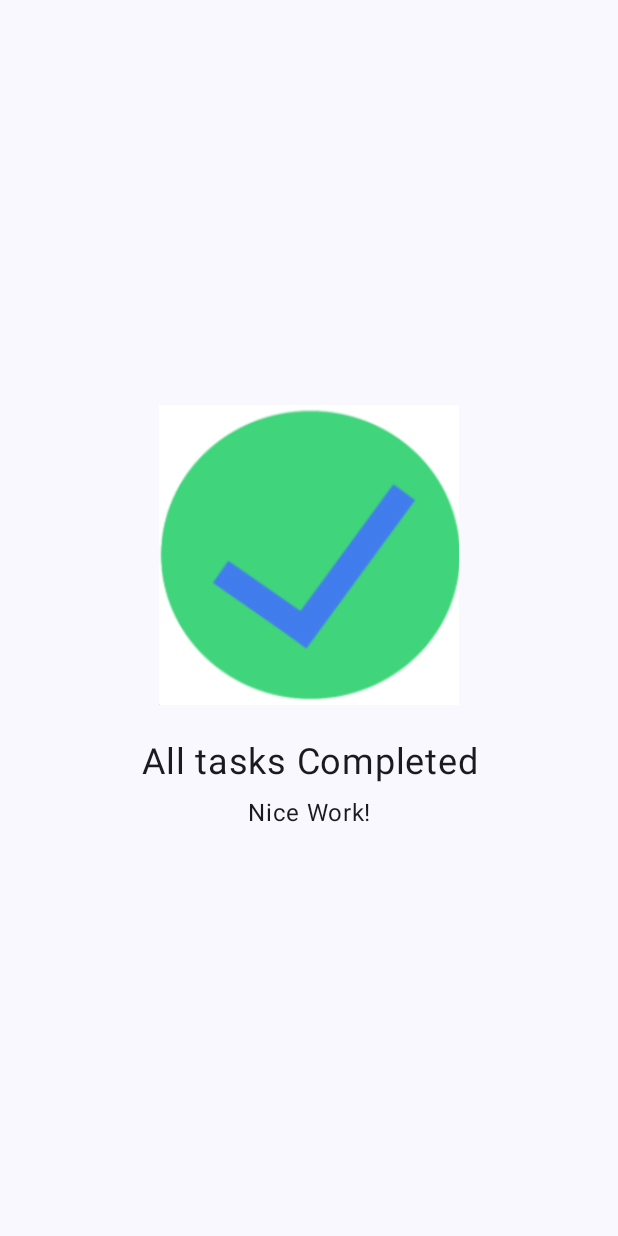
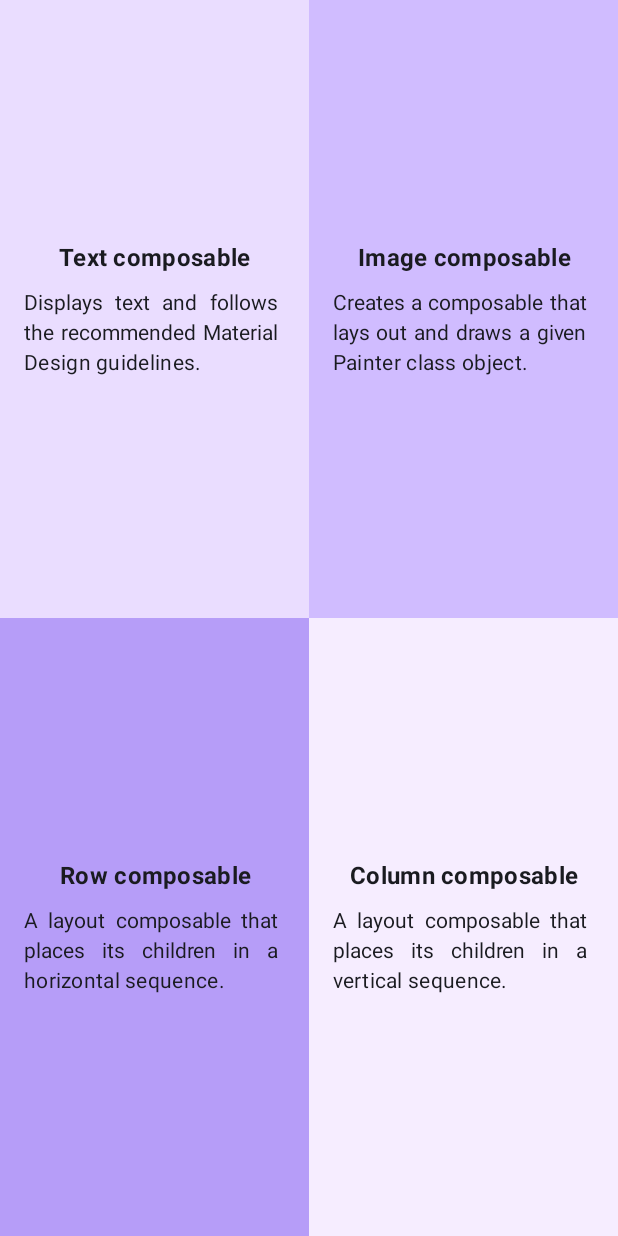
Before and after one commit to EndyCampos/jetpackcompose, an Android app built with Jetpack Compose: the screen it shows after launch (MainActivity), on a phone screen of 412 x 824 dp. Run offline under Robolectric (Android 15) with nearby library versions, the phone set to English and light mode, and no system bars.

Commit message:
feat: implementación de GridCell con distribución usando Modifier.weight y colores personalizados

```diff
--- a/app/src/main/java/com/ecampos/curso_compose/MainActivity.kt
+++ b/app/src/main/java/com/ecampos/curso_compose/MainActivity.kt
@@ -4,27 +4,27 @@ import android.os.Bundle
 import androidx.activity.ComponentActivity
 import androidx.activity.compose.setContent
 import androidx.activity.enableEdgeToEdge
-import androidx.compose.foundation.Image
+import androidx.compose.foundation.background
 import androidx.compose.foundation.layout.Arrangement
 import androidx.compose.foundation.layout.Column
+import androidx.compose.foundation.layout.Row
 import androidx.compose.foundation.layout.Spacer
+import androidx.compose.foundation.layout.fillMaxHeight
 import androidx.compose.foundation.layout.fillMaxSize
 import androidx.compose.foundation.layout.height
 import androidx.compose.foundation.layout.padding
-import androidx.compose.foundation.layout.size
 import androidx.compose.material3.MaterialTheme
 import androidx.compose.material3.Surface
 import androidx.compose.material3.Text
 import androidx.compose.runtime.Composable
 import androidx.compose.ui.Alignment
 import androidx.compose.ui.Modifier
-import androidx.compose.ui.layout.ContentScale
-import androidx.compose.ui.res.painterResource
-import androidx.compose.ui.res.stringResource
+import androidx.compose.ui.graphics.Color
+import androidx.compose.ui.res.colorResource
+import androidx.compose.ui.text.font.FontWeight
 import androidx.compose.ui.text.style.TextAlign
 import androidx.compose.ui.tooling.preview.Preview
 import androidx.compose.ui.unit.dp
-import androidx.compose.ui.unit.sp
 import com.ecampos.curso_compose.ui.theme.HappyBirthdayTheme
 
 class MainActivity : ComponentActivity() {
@@ -33,14 +33,11 @@ class MainActivity : ComponentActivity() {
         enableEdgeToEdge()
         setContent {
             HappyBirthdayTheme {
-                Surface (
+                Surface(
                     modifier = Modifier.fillMaxSize(),
-                    color = MaterialTheme.colorScheme.background) {
-                    GreetingImage(
-                        message1 = stringResource(R.string.all_tasks_completed),
-                        message2 = stringResource(R.string.nice_work)
-                    )
-
+                    color = MaterialTheme.colorScheme.background
+                ) {
+                    GridExample()
                 }
             }
         }
@@ -48,42 +45,68 @@ class MainActivity : ComponentActivity() {
 }
 
 @Composable
-fun GreetingImage(message1: String, message2: String, modifier: Modifier = Modifier) {
-    val image = painterResource(R.drawable.circle)
-    Column ( modifier = modifier,
-        horizontalAlignment = Alignment.CenterHorizontally,
-        verticalArrangement = Arrangement.Center ) {
-        Image(
-            painter = image,
-            contentDescription = null,
-            contentScale = ContentScale.Crop,
-            modifier = Modifier.size(200.dp)
+fun GridExample() {
+    Column(modifier = Modifier.fillMaxSize()) {
+        Row (modifier = Modifier.weight(1f)) {
+            GridCell(
+                title = "Text composable",
+                description = "Displays text and follows the recommended Material Design guidelines.",
+                modifier = Modifier.weight(1f),
+                backgroundColor = colorResource(id = R.color.color1)
+            )
+            GridCell(
+                title = "Image composable",
+                description = "Creates a composable that lays out and draws a given Painter class object.",
+                modifier = Modifier.weight(1f),
+                backgroundColor = colorResource(id = R.color.color2)
+            )
+        }
+        Row(modifier = Modifier.weight(1f)) {
+            GridCell(
+                title = "Row composable",
+                description = "A layout composable that places its children in a horizontal sequence.",
+                modifier = Modifier.weight(1f),
+                backgroundColor = colorResource(id = R.color.color3)
+            )
+            GridCell(
+                title = "Column composable",
+                description = "A layout composable that places its children in a vertical sequence.",
+                modifier = Modifier.weight(1f),
+                backgroundColor = colorResource(id = R.color.color4)
+            )
+        }
+    }
+}
+
+@Composable
+fun GridCell(title: String, description: String, modifier: Modifier, backgroundColor: Color) {
+    Column(
+        modifier = modifier
+            .fillMaxHeight()
+            .background(backgroundColor)
+            .padding(16.dp),
+        verticalArrangement = Arrangement.Center,
+        horizontalAlignment = Alignment.CenterHorizontally
+    ) {
+        Text(
+            text = title,
+            style = MaterialTheme.typography.titleMedium,
+            fontWeight = FontWeight.Bold,
+            textAlign = TextAlign.Center
         )
-        Spacer(modifier = Modifier.height(24.dp))
-
+        Spacer(modifier = Modifier.height(8.dp))
         Text(
-            text = message1,
-            fontSize = 24.sp,
-            textAlign = TextAlign.Center,
-
-            )
-        Text(
-            text = message2,
-            fontSize = 16.sp,
-            textAlign = TextAlign.Center,
-            modifier = Modifier.padding(top = 8.dp)
+            text = description,
+            style = MaterialTheme.typography.bodyMedium,
+            textAlign = TextAlign.Justify
         )
     }
-
 }
 
 @Preview(showBackground = true)
 @Composable
 fun BirthdayCardPreview() {
     HappyBirthdayTheme {
-        GreetingImage(
-            message1 = stringResource(R.string.all_tasks_completed),
-            message2 = stringResource(R.string.nice_work)
-        )
+        GridExample()
     }
 }
--- a/app/src/main/res/values/colors.xml
+++ b/app/src/main/res/values/colors.xml
@@ -7,4 +7,8 @@
     <color name="teal_700">#FF018786</color>
     <color name="black">#FF000000</color>
     <color name="white">#FFFFFFFF</color>
+    <color name="color1">#FFEADDFF</color>
+    <color name="color2">#FFD0BCFF</color>
+    <color name="color3">#FFB69DF8</color>
+    <color name="color4">#FFF6EDFF</color>
 </resources>
```
